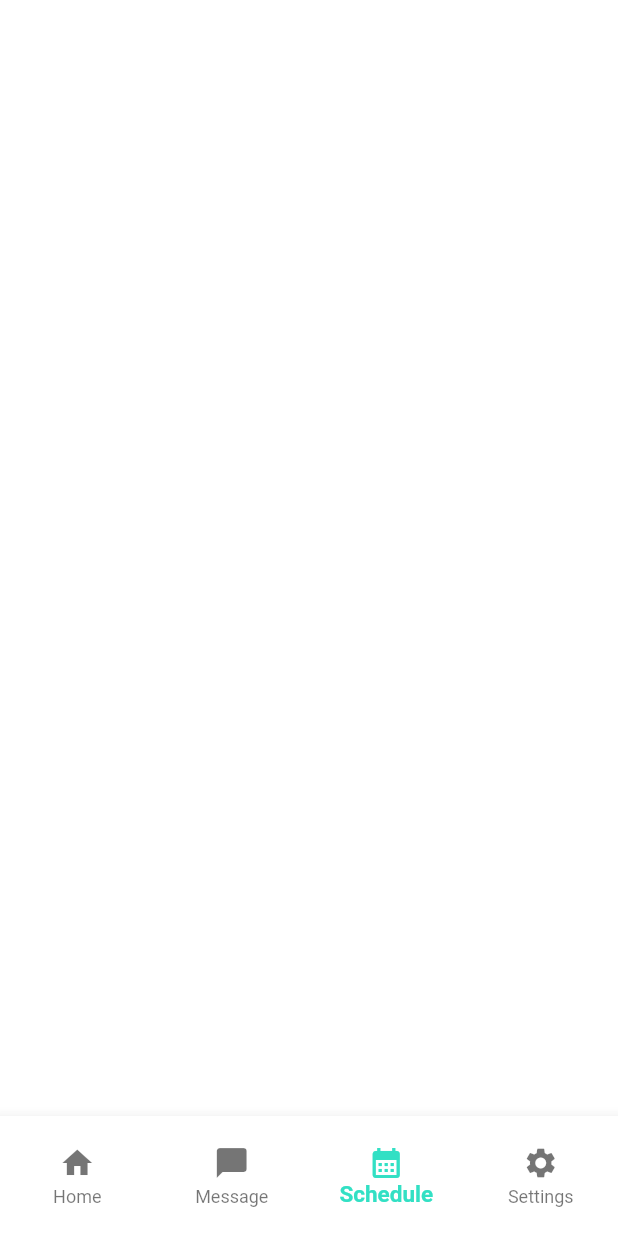
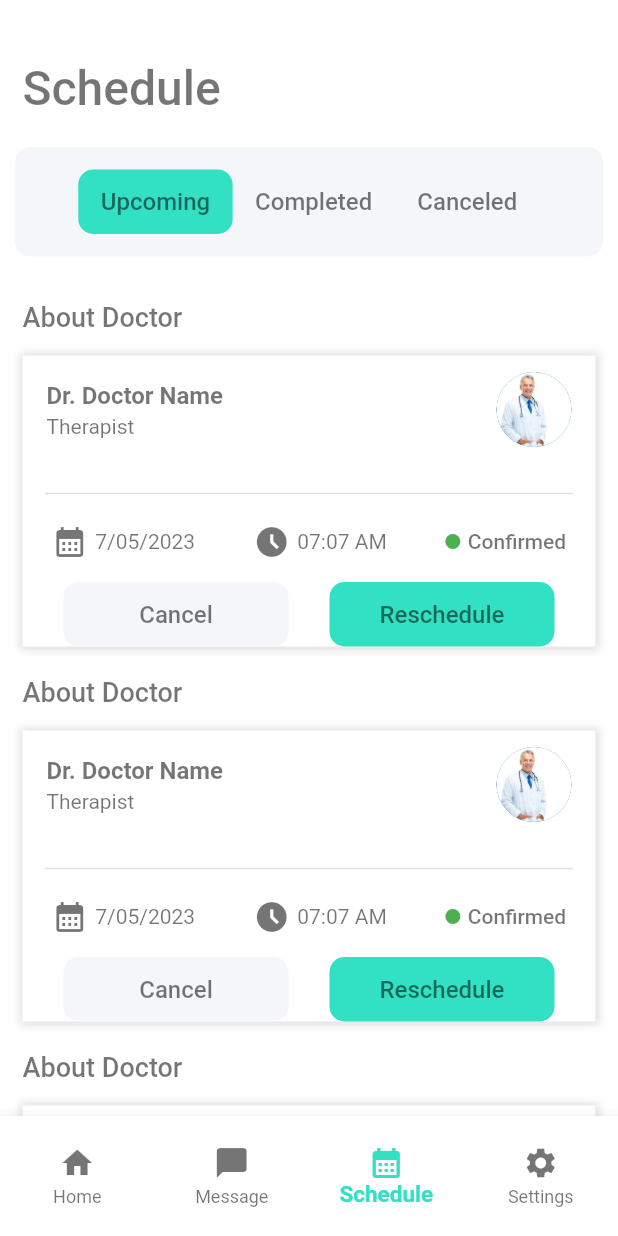
Before and after one commit to hello-favour/healthcare-app-ui, a Flutter app: the NavBarRoots screen opened directly, item 3 of the bottom bar chosen, on a phone screen of 412 x 824 dp. Run offline on Flutter 3.47's test engine with Material 2 defaults, Android fonts, the phone set to English and light mode, and no system bars.

Commit message:
build upcoming screen

```diff
--- a/lib/components/nav_bar_roots.dart
+++ b/lib/components/nav_bar_roots.dart
@@ -1,5 +1,6 @@
 import 'package:flutter/material.dart';
 import 'package:medical_health_careapp_ui/screens/home_screen.dart';
+import 'package:medical_health_careapp_ui/screens/schedule_screen.dart';
 import 'package:medical_health_careapp_ui/screens/settings_screen.dart';
 import 'package:medical_health_careapp_ui/themes/app_color.dart';
 
@@ -15,7 +16,7 @@
   final _screens = [
     HomeScreen(),
     Container(),
-    Container(),
+    const ScheduleScreen(),
     const SettingsScreen(),
   ];
   @override
--- /dev/null
+++ b/lib/components/upcoming_schedule.dart
@@ -0,0 +1,446 @@
+import 'package:flutter/material.dart';
+import 'package:medical_health_careapp_ui/components/app_font.dart';
+import 'package:medical_health_careapp_ui/constants/image_path.dart';
+import 'package:medical_health_careapp_ui/themes/app_color.dart';
+import 'package:medical_health_careapp_ui/themes/app_padding.dart';
+
+class UpcomingSchedule extends StatelessWidget {
+  const UpcomingSchedule({super.key});
+
+  @override
+  Widget build(BuildContext context) {
+    return Padding(
+      padding: const EdgeInsets.symmetric(horizontal: 15),
+      child: Column(
+        crossAxisAlignment: CrossAxisAlignment.start,
+        children: [
+          const AppText(
+            text: "About Doctor",
+            color: AppColors.appBlack,
+            size: 18,
+            fontWeight: FontWeight.w500,
+          ),
+          const SizedBox(height: 15),
+          Container(
+            decoration: const BoxDecoration(
+              color: AppColors.appWhite,
+              boxShadow: [
+                BoxShadow(
+                  blurRadius: 4,
+                  spreadRadius: 2,
+                  color: Colors.black12,
+                ),
+              ],
+            ),
+            child: SizedBox(
+              width: MediaQuery.of(context).size.width,
+              child: Column(
+                children: [
+                  const ListTile(
+                    title: AppText(
+                      text: "Dr. Doctor Name",
+                      color: AppColors.appBlack,
+                      fontWeight: FontWeight.bold,
+                    ),
+                    subtitle: AppText(
+                      text: "Therapist",
+                      color: AppColors.appBlack,
+                    ),
+                    trailing: CircleAvatar(
+                      radius: 25,
+                      backgroundImage: AssetImage(ImagePath.doctor4),
+                    ),
+                  ),
+                  const Padding(
+                    padding: EdgeInsets.symmetric(horizontal: 15),
+                    child: Divider(
+                      thickness: 1,
+                      height: 40,
+                    ),
+                  ),
+                  Row(
+                    mainAxisAlignment: MainAxisAlignment.spaceAround,
+                    children: [
+                      Row(
+                        children: const [
+                          Icon(
+                            Icons.calendar_month,
+                            color: AppColors.appBlack,
+                          ),
+                          SizedBox(width: 5),
+                          AppText(
+                            text: "7/05/2023",
+                            color: AppColors.appBlack,
+                          ),
+                        ],
+                      ),
+                      Row(
+                        children: const [
+                          Icon(
+                            Icons.access_time_filled,
+                            color: AppColors.appBlack,
+                          ),
+                          SizedBox(width: 5),
+                          AppText(
+                            text: "07:07 AM",
+                            color: AppColors.appBlack,
+                          ),
+                        ],
+                      ),
+                      Row(
+                        children: [
+                          Container(
+                            padding: const EdgeInsets.all(5),
+                            decoration: const BoxDecoration(
+                              color: Colors.green,
+                              shape: BoxShape.circle,
+                            ),
+                          ),
+                          const SizedBox(width: 5),
+                          const AppText(
+                            text: "Confirmed",
+                            color: AppColors.appBlack,
+                            fontWeight: FontWeight.w500,
+                          ),
+                        ],
+                      ),
+                    ],
+                  ),
+                  const SizedBox(height: 15),
+                  Row(
+                    mainAxisAlignment: MainAxisAlignment.spaceEvenly,
+                    children: [
+                      InkWell(
+                        onTap: () {},
+                        child: Container(
+                          width: 150,
+                          padding: const EdgeInsets.symmetric(vertical: 12),
+                          decoration: BoxDecoration(
+                            color: const Color(0xFFF4F6FA),
+                            borderRadius: ElementSpacing.appRadius,
+                          ),
+                          child: const Center(
+                            child: AppText(
+                              text: "Cancel",
+                              color: AppColors.appBlack,
+                              size: 16,
+                              fontWeight: FontWeight.w500,
+                            ),
+                          ),
+                        ),
+                      ),
+                      InkWell(
+                        onTap: () {},
+                        child: Container(
+                          width: 150,
+                          padding: const EdgeInsets.symmetric(vertical: 12),
+                          decoration: BoxDecoration(
+                            color: AppColors.primaryColors,
+                            //const Color(0xFFF4F6FA),
+                            borderRadius: ElementSpacing.appRadius,
+                          ),
+                          child: const Center(
+                            child: AppText(
+                              text: "Reschedule",
+                              color: AppColors.appBlack,
+                              size: 16,
+                              fontWeight: FontWeight.w500,
+                            ),
+                          ),
+                        ),
+                      )
+                    ],
+                  ),
+                ],
+              ),
+            ),
+          ),
+          const SizedBox(height: 20),
+          const AppText(
+            text: "About Doctor",
+            color: AppColors.appBlack,
+            size: 18,
+            fontWeight: FontWeight.w500,
+          ),
+          const SizedBox(height: 15),
+          Container(
+            decoration: const BoxDecoration(
+              color: AppColors.appWhite,
+              boxShadow: [
+                BoxShadow(
+                  blurRadius: 4,
+                  spreadRadius: 2,
+                  color: Colors.black12,
+                ),
+              ],
+            ),
+            child: SizedBox(
+              width: MediaQuery.of(context).size.width,
+              child: Column(
+                children: [
+                  const ListTile(
+                    title: AppText(
+                      text: "Dr. Doctor Name",
+                      color: AppColors.appBlack,
+                      fontWeight: FontWeight.bold,
+                    ),
+                    subtitle: AppText(
+                      text: "Therapist",
+                      color: AppColors.appBlack,
+                    ),
+                    trailing: CircleAvatar(
+                      radius: 25,
+                      backgroundImage: AssetImage(ImagePath.doctor4),
+                    ),
+                  ),
+                  const Padding(
+                    padding: EdgeInsets.symmetric(horizontal: 15),
+                    child: Divider(
+                      thickness: 1,
+                      height: 40,
+                    ),
+                  ),
+                  Row(
+                    mainAxisAlignment: MainAxisAlignment.spaceAround,
+                    children: [
+                      Row(
+                        children: const [
+                          Icon(
+                            Icons.calendar_month,
+                            color: AppColors.appBlack,
+                          ),
+                          SizedBox(width: 5),
+                          AppText(
+                            text: "7/05/2023",
+                            color: AppColors.appBlack,
+                          ),
+                        ],
+                      ),
+                      Row(
+                        children: const [
+                          Icon(
+                            Icons.access_time_filled,
+                            color: AppColors.appBlack,
+                          ),
+                          SizedBox(width: 5),
+                          AppText(
+                            text: "07:07 AM",
+                            color: AppColors.appBlack,
+                          ),
+                        ],
+                      ),
+                      Row(
+                        children: [
+                          Container(
+                            padding: const EdgeInsets.all(5),
+                            decoration: const BoxDecoration(
+                              color: Colors.green,
+                              shape: BoxShape.circle,
+                            ),
+                          ),
+                          const SizedBox(width: 5),
+                          const AppText(
+                            text: "Confirmed",
+                            color: AppColors.appBlack,
+                            fontWeight: FontWeight.w500,
+                          ),
+                        ],
+                      ),
+                    ],
+                  ),
+                  const SizedBox(height: 15),
+                  Row(
+                    mainAxisAlignment: MainAxisAlignment.spaceEvenly,
+                    children: [
+                      InkWell(
+                        onTap: () {},
+                        child: Container(
+                          width: 150,
+                          padding: const EdgeInsets.symmetric(vertical: 12),
+                          decoration: BoxDecoration(
+                            color: const Color(0xFFF4F6FA),
+                            borderRadius: ElementSpacing.appRadius,
+                          ),
+                          child: const Center(
+                            child: AppText(
+                              text: "Cancel",
+                              color: AppColors.appBlack,
+                              size: 16,
+                              fontWeight: FontWeight.w500,
+                            ),
+                          ),
+                        ),
+                      ),
+                      InkWell(
+                        onTap: () {},
+                        child: Container(
+                          width: 150,
+                          padding: const EdgeInsets.symmetric(vertical: 12),
+                          decoration: BoxDecoration(
+                            color: AppColors.primaryColors,
+                            //const Color(0xFFF4F6FA),
+                            borderRadius: ElementSpacing.appRadius,
+                          ),
+                          child: const Center(
+                            child: AppText(
+                              text: "Reschedule",
+                              color: AppColors.appBlack,
+                              size: 16,
+                              fontWeight: FontWeight.w500,
+                            ),
+                          ),
+                        ),
+                      )
+                    ],
+                  ),
+                ],
+              ),
+            ),
+          ),
+          const SizedBox(height: 20),
+          const AppText(
+            text: "About Doctor",
+            color: AppColors.appBlack,
+            size: 18,
+            fontWeight: FontWeight.w500,
+          ),
+          const SizedBox(height: 15),
+          Container(
+            decoration: const BoxDecoration(
+              color: AppColors.appWhite,
+              boxShadow: [
+                BoxShadow(
+                  blurRadius: 4,
+                  spreadRadius: 2,
+                  color: Colors.black12,
+                ),
+              ],
+            ),
+            child: SizedBox(
+              width: MediaQuery.of(context).size.width,
+              child: Column(
+                children: [
+                  const ListTile(
+                    title: AppText(
+                      text: "Dr. Doctor Name",
+                      color: AppColors.appBlack,
+                      fontWeight: FontWeight.bold,
+                    ),
+                    subtitle: AppText(
+                      text: "Therapist",
+                      color: AppColors.appBlack,
+                    ),
+                    trailing: CircleAvatar(
+                      radius: 25,
+                      backgroundImage: AssetImage(ImagePath.doctor4),
+                    ),
+                  ),
+                  const Padding(
+                    padding: EdgeInsets.symmetric(horizontal: 15),
+                    child: Divider(
+                      thickness: 1,
+                      height: 40,
+                    ),
+                  ),
+                  Row(
+                    mainAxisAlignment: MainAxisAlignment.spaceAround,
+                    children: [
+                      Row(
+                        children: const [
+                          Icon(
+                            Icons.calendar_month,
+                            color: AppColors.appBlack,
+                          ),
+                          SizedBox(width: 5),
+                          AppText(
+                            text: "7/05/2023",
+                            color: AppColors.appBlack,
+                          ),
+                        ],
+                      ),
+                      Row(
+                        children: const [
+                          Icon(
+                            Icons.access_time_filled,
+                            color: AppColors.appBlack,
+                          ),
+                          SizedBox(width: 5),
+                          AppText(
+                            text: "07:07 AM",
+                            color: AppColors.appBlack,
+                          ),
+                        ],
+                      ),
+                      Row(
+                        children: [
+                          Container(
+                            padding: const EdgeInsets.all(5),
+                            decoration: const BoxDecoration(
+                              color: Colors.green,
+                              shape: BoxShape.circle,
+                            ),
+                          ),
+                          const SizedBox(width: 5),
+                          const AppText(
+                            text: "Confirmed",
+                            color: AppColors.appBlack,
+                            fontWeight: FontWeight.w500,
+                          ),
+                        ],
+                      ),
+                    ],
+                  ),
+                  const SizedBox(height: 15),
+                  Row(
+                    mainAxisAlignment: MainAxisAlignment.spaceEvenly,
+                    children: [
+                      InkWell(
+                        onTap: () {},
+                        child: Container(
+                          width: 150,
+                          padding: const EdgeInsets.symmetric(vertical: 12),
+                          decoration: BoxDecoration(
+                            color: const Color(0xFFF4F6FA),
+                            borderRadius: ElementSpacing.appRadius,
+                          ),
+                          child: const Center(
+                            child: AppText(
+                              text: "Cancel",
+                              color: AppColors.appBlack,
+                              size: 16,
+                              fontWeight: FontWeight.w500,
+                            ),
+                          ),
+                        ),
+                      ),
+                      InkWell(
+                        onTap: () {},
+                        child: Container(
+                          width: 150,
+                          padding: const EdgeInsets.symmetric(vertical: 12),
+                          decoration: BoxDecoration(
+                            color: AppColors.primaryColors,
+                            //const Color(0xFFF4F6FA),
+                            borderRadius: ElementSpacing.appRadius,
+                          ),
+                          child: const Center(
+                            child: AppText(
+                              text: "Reschedule",
+                              color: AppColors.appBlack,
+                              size: 16,
+                              fontWeight: FontWeight.w500,
+                            ),
+                          ),
+                        ),
+                      )
+                    ],
+                  ),
+                ],
+              ),
+            ),
+          ),
+        ],
+      ),
+    );
+  }
+}
--- a/lib/screens/appointment_screen.dart
+++ b/lib/screens/appointment_screen.dart
@@ -196,7 +196,7 @@
                           padding: const EdgeInsets.symmetric(vertical: 15),
                           decoration: BoxDecoration(
                             color: Colors.white,
-                            borderRadius: AppPadding.appRadius,
+                            borderRadius: ElementSpacing.appRadius,
                             boxShadow: const [
                               BoxShadow(
                                 blurRadius: 4,
@@ -327,7 +327,7 @@
                 padding: const EdgeInsets.symmetric(vertical: 18),
                 decoration: BoxDecoration(
                   color: AppColors.primaryColors,
-                  borderRadius: AppPadding.appRadius,
+                  borderRadius: ElementSpacing.appRadius,
                 ),
                 child: const Center(
                   child: AppText(
--- a/lib/screens/home_screen.dart
+++ b/lib/screens/home_screen.dart
@@ -104,7 +104,7 @@
                   padding: const EdgeInsets.all(20),
                   decoration: BoxDecoration(
                     color: Colors.white,
-                    borderRadius: AppPadding.appRadius,
+                    borderRadius: ElementSpacing.appRadius,
                     boxShadow: const [
                       BoxShadow(
                         color: Colors.black12,
@@ -169,7 +169,7 @@
                   padding: const EdgeInsets.symmetric(horizontal: 25),
                   decoration: BoxDecoration(
                     color: Colors.white,
-                    borderRadius: AppPadding.appRadius,
+                    borderRadius: ElementSpacing.appRadius,
                     boxShadow: const [
                       BoxShadow(
                         color: Colors.black12,
@@ -219,7 +219,7 @@
                   padding: const EdgeInsets.symmetric(vertical: 15),
                   decoration: BoxDecoration(
                     color: Colors.white,
-                    borderRadius: AppPadding.appRadius,
+                    borderRadius: ElementSpacing.appRadius,
                     boxShadow: const [
                       BoxShadow(
                         color: Colors.black12,
--- /dev/null
+++ b/lib/screens/schedule_screen.dart
@@ -0,0 +1,138 @@
+import 'package:flutter/material.dart';
+import 'package:medical_health_careapp_ui/components/app_font.dart';
+import 'package:medical_health_careapp_ui/components/upcoming_schedule.dart';
+import 'package:medical_health_careapp_ui/themes/app_color.dart';
+import 'package:medical_health_careapp_ui/themes/app_padding.dart';
+
+class ScheduleScreen extends StatefulWidget {
+  const ScheduleScreen({super.key});
+
+  @override
+  State<ScheduleScreen> createState() => _ScheduleScreenState();
+}
+
+class _ScheduleScreenState extends State<ScheduleScreen> {
+  int _buttonIndex = 0;
+  final _scheduleWidgets = [
+    const UpcomingSchedule(),
+    const Center(
+      child: AppText(
+        text: "Completed",
+        color: AppColors.appBlack,
+      ),
+    ),
+    const Center(
+      child: AppText(
+        text: "Canceled",
+        color: AppColors.appBlack,
+      ),
+    ),
+  ];
+  @override
+  Widget build(BuildContext context) {
+    return SingleChildScrollView(
+      child: Padding(
+        padding: const EdgeInsets.only(top: 40),
+        child: Column(
+          crossAxisAlignment: CrossAxisAlignment.start,
+          children: [
+            const Padding(
+              padding: EdgeInsets.symmetric(horizontal: 15),
+              child: AppText(
+                text: "Schedule",
+                color: AppColors.appBlack,
+                size: 32,
+                fontWeight: FontWeight.w500,
+              ),
+            ),
+            const SizedBox(height: 20),
+            Container(
+              padding: const EdgeInsets.all(15),
+              margin: const EdgeInsets.symmetric(horizontal: 10),
+              decoration: BoxDecoration(
+                color: const Color(0xFFF4F6FA),
+                borderRadius: ElementSpacing.appRadius,
+              ),
+              child: Row(
+                mainAxisAlignment: MainAxisAlignment.center,
+                children: [
+                  InkWell(
+                    onTap: () {
+                      setState(() {
+                        _buttonIndex = 0;
+                      });
+                    },
+                    child: Container(
+                      padding: const EdgeInsets.symmetric(
+                          vertical: 12, horizontal: 15),
+                      decoration: BoxDecoration(
+                        color: _buttonIndex == 0
+                            ? AppColors.primaryColors
+                            : Colors.transparent,
+                        borderRadius: ElementSpacing.appRadius,
+                      ),
+                      child: const AppText(
+                        text: "Upcoming",
+                        color: AppColors.appBlack,
+                        size: 16,
+                        fontWeight: FontWeight.w500,
+                      ),
+                    ),
+                  ),
+                  InkWell(
+                    onTap: () {
+                      setState(() {
+                        _buttonIndex = 1;
+                      });
+                    },
+                    child: Container(
+                      padding: const EdgeInsets.symmetric(
+                          vertical: 12, horizontal: 15),
+                      decoration: BoxDecoration(
+                        color: _buttonIndex == 1
+                            ? AppColors.primaryColors
+                            : Colors.transparent,
+                        borderRadius: ElementSpacing.appRadius,
+                      ),
+                      child: const AppText(
+                        text: "Completed",
+                        color: AppColors.appBlack,
+                        size: 16,
+                        fontWeight: FontWeight.w500,
+                      ),
+                    ),
+                  ),
+                  InkWell(
+                    onTap: () {
+                      setState(() {
+                        _buttonIndex = 2;
+                      });
+                    },
+                    child: Container(
+                      padding: const EdgeInsets.symmetric(
+                          vertical: 12, horizontal: 15),
+                      decoration: BoxDecoration(
+                        color: _buttonIndex == 2
+                            ? AppColors.primaryColors
+                            : Colors.transparent,
+                        borderRadius: ElementSpacing.appRadius,
+                      ),
+                      child: const AppText(
+                        text: "Canceled",
+                        color: AppColors.appBlack,
+                        size: 16,
+                        fontWeight: FontWeight.w500,
+                      ),
+                    ),
+                  ),
+                ],
+              ),
+            ),
+            const SizedBox(height: 30),
+            _scheduleWidgets[_buttonIndex],
+          ],
+        ),
+      ),
+    );
+  }
+}
--- a/lib/themes/app_padding.dart
+++ b/lib/themes/app_padding.dart
@@ -1,5 +1,5 @@
 import 'package:flutter/cupertino.dart';
 
-class AppPadding {
+class ElementSpacing {
   static final BorderRadius appRadius = BorderRadius.circular(10);
 }
```
